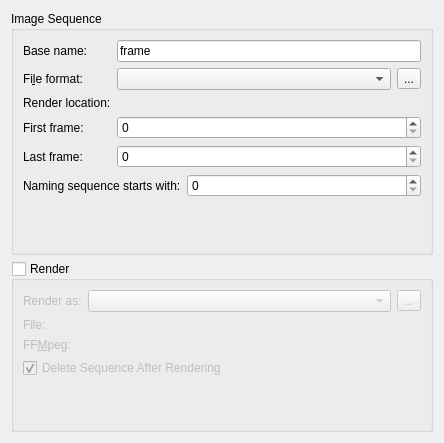
Above: plugins/extensions/animationrenderer/wdg_animationrenderer.ui from KDE/krita before the change. Below: the same form after it.
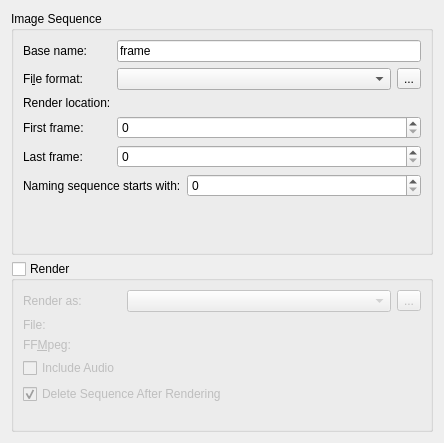
That is the form after the change. Custom widgets are drawn as their Qt base class.

Commit message: Add an option to make embedding audio stream optional

The edit to the form file:
```diff
--- a/plugins/extensions/animationrenderer/wdg_animationrenderer.ui
+++ b/plugins/extensions/animationrenderer/wdg_animationrenderer.ui
@@ -231,7 +231,7 @@
       <item row="2" column="1">
        <widget class="KisFileNameRequester" name="ffmpegLocation" native="true"/>
       </item>
-      <item row="3" column="0" colspan="2">
+      <item row="4" column="0" colspan="2">
        <widget class="QCheckBox" name="chkDeleteSequence">
         <property name="text">
          <string>Delete Sequence After Rendering</string>
@@ -241,7 +241,7 @@
         </property>
        </widget>
       </item>
-      <item row="4" column="0">
+      <item row="5" column="0">
        <spacer name="verticalSpacer">
         <property name="orientation">
          <enum>Qt::Vertical</enum>
@@ -254,6 +254,13 @@
         </property>
        </spacer>
       </item>
+      <item row="3" column="0">
+       <widget class="QCheckBox" name="chkIncludeAudio">
+        <property name="text">
+         <string>Include Audio</string>
+        </property>
+       </widget>
+      </item>
      </layout>
     </widget>
    </item>
```
The commit also changes 2 other files.
